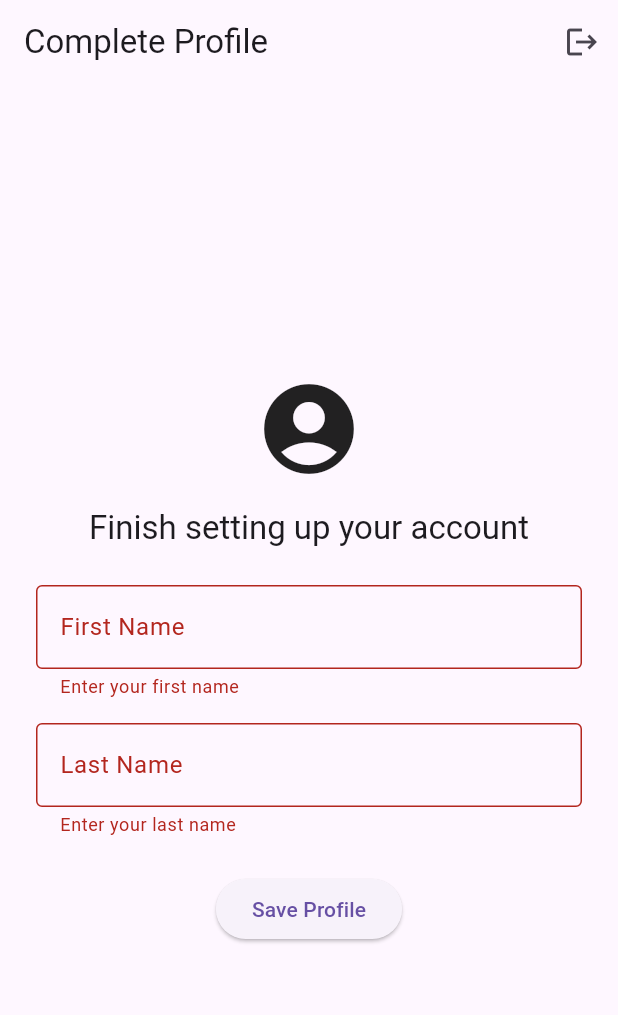
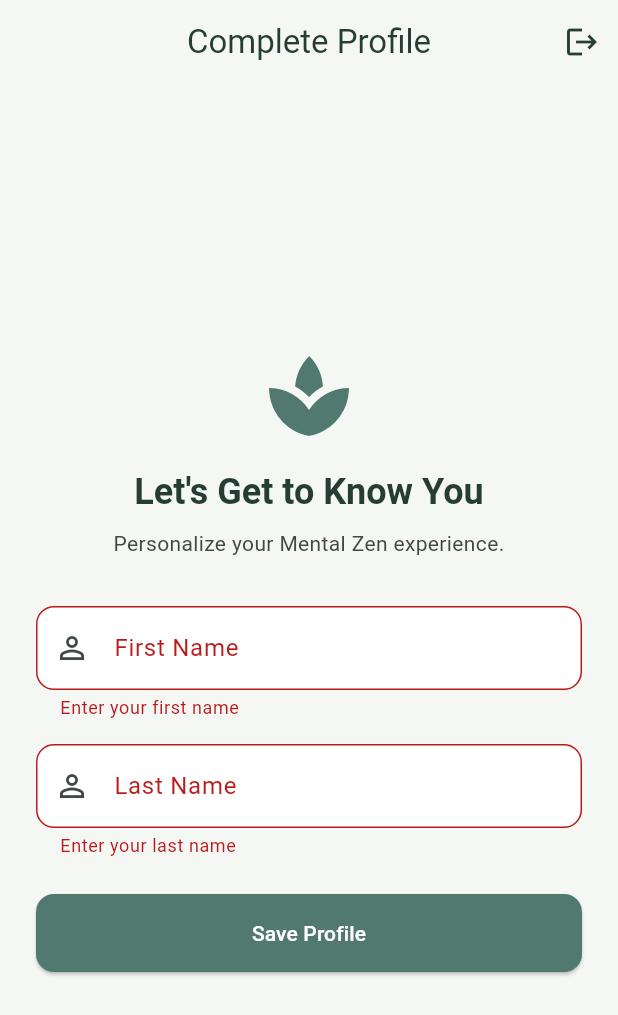
Before and after one commit to m-beamlak04/mental_zen, a Flutter app: the screen it shows once a user with an empty profile is signed in, after a tap on "Save Profile", on a phone screen of 412 x 824 dp. Shown: the top 1015 px of the screen. Run offline on Flutter 3.47's test engine with Material 3 defaults, Android fonts, the phone set to English and light mode, and no system bars; our stand-ins replace cloud_firestore, firebase_auth, firebase_core, google_sign_in; accounts and stored records are empty.

Commit message:
Establish Mental Zen theme and redesign authentication screens

```diff
--- a/lib/auth/login_screen.dart
+++ b/lib/auth/login_screen.dart
@@ -129,8 +129,10 @@ class _LoginScreenState extends State<LoginScreen> {
 
   @override
   Widget build(BuildContext context) {
+    final theme = Theme.of(context);
+
     return Scaffold(
-      appBar: AppBar(title: const Text('Mental Zen Login')),
+      appBar: AppBar(title: const Text('Mental Zen')),
       body: Center(
         child: SingleChildScrollView(
           padding: const EdgeInsets.all(24),
@@ -138,20 +140,32 @@ class _LoginScreenState extends State<LoginScreen> {
             key: _formKey,
             child: Column(
               mainAxisSize: MainAxisSize.min,
+              crossAxisAlignment: CrossAxisAlignment.stretch,
               children: [
-                const Icon(Icons.spa, size: 64),
-                const SizedBox(height: 20),
-                const Text(
-                  'Welcome Back',
-                  style: TextStyle(fontSize: 26, fontWeight: FontWeight.bold),
+                Icon(Icons.spa, size: 64, color: theme.colorScheme.primary),
+                const SizedBox(height: 16),
+                Text(
+                  'Find Your Balance',
+                  textAlign: TextAlign.center,
+                  style: theme.textTheme.headlineSmall?.copyWith(
+                    fontWeight: FontWeight.bold,
+                  ),
                 ),
-                const SizedBox(height: 24),
+                const SizedBox(height: 8),
+                Text(
+                  'Take a moment for yourself today.',
+                  textAlign: TextAlign.center,
+                  style: theme.textTheme.bodyMedium?.copyWith(
+                    color: theme.colorScheme.onSurfaceVariant,
+                  ),
+                ),
+                const SizedBox(height: 32),
                 TextFormField(
                   controller: _email,
                   keyboardType: TextInputType.emailAddress,
                   decoration: const InputDecoration(
                     labelText: 'Email',
-                    border: OutlineInputBorder(),
+                    prefixIcon: Icon(Icons.email_outlined),
                   ),
                   validator: (value) {
                     if (value == null || value.trim().isEmpty) {
@@ -170,7 +184,7 @@ class _LoginScreenState extends State<LoginScreen> {
                   obscureText: true,
                   decoration: const InputDecoration(
                     labelText: 'Password',
-                    border: OutlineInputBorder(),
+                    prefixIcon: Icon(Icons.lock_outline),
                   ),
                   validator: (value) {
                     if (value == null || value.isEmpty) {
@@ -186,21 +200,41 @@ class _LoginScreenState extends State<LoginScreen> {
                     child: const Text('Forgot Password?'),
                   ),
                 ),
-                const SizedBox(height: 24),
+                const SizedBox(height: 16),
                 ElevatedButton(
                   onPressed: _busy ? null : _submit,
                   child: _busy
-                      ? const CircularProgressIndicator()
+                      ? const SizedBox(
+                          width: 22,
+                          height: 22,
+                          child: CircularProgressIndicator(strokeWidth: 2),
+                        )
                       : const Text('Sign In'),
                 ),
-                const SizedBox(height: 16),
-                const Text('OR'),
-                const SizedBox(height: 16),
+                const SizedBox(height: 20),
+                const Row(
+                  children: [
+                    Expanded(child: Divider()),
+                    Padding(
+                      padding: EdgeInsets.symmetric(horizontal: 16),
+                      child: Text('OR'),
+                    ),
+                    Expanded(child: Divider()),
+                  ],
+                ),
+                const SizedBox(height: 20),
                 OutlinedButton.icon(
                   onPressed: _busy ? null : _signInWithGoogle,
                   icon: const Icon(Icons.login),
                   label: const Text('Continue with Google'),
+                  style: OutlinedButton.styleFrom(
+                    padding: const EdgeInsets.symmetric(vertical: 16),
+                    shape: RoundedRectangleBorder(
+                      borderRadius: BorderRadius.circular(12),
+                    ),
+                  ),
                 ),
+                const SizedBox(height: 12),
                 TextButton(
                   onPressed: _busy
                       ? null
--- a/lib/auth/register_screen.dart
+++ b/lib/auth/register_screen.dart
@@ -122,6 +122,8 @@ class _RegisterScreenState extends State<RegisterScreen> {
 
   @override
   Widget build(BuildContext context) {
+    final theme = Theme.of(context);
+
     return Scaffold(
       appBar: AppBar(title: const Text('Create Account')),
       body: Center(
@@ -131,40 +133,54 @@ class _RegisterScreenState extends State<RegisterScreen> {
             key: _formKey,
             child: Column(
               mainAxisSize: MainAxisSize.min,
+              crossAxisAlignment: CrossAxisAlignment.stretch,
               children: [
-                const Text(
-                  'Join Mental Zen',
-                  style: TextStyle(fontSize: 26, fontWeight: FontWeight.bold),
+                Icon(Icons.spa, size: 56, color: theme.colorScheme.primary),
+                const SizedBox(height: 16),
+                Text(
+                  'Begin Your Journey',
+                  textAlign: TextAlign.center,
+                  style: theme.textTheme.headlineSmall?.copyWith(
+                    fontWeight: FontWeight.bold,
+                  ),
                 ),
-                const SizedBox(height: 24),
+                const SizedBox(height: 8),
+                Text(
+                  'Create your personal space for reflection and growth.',
+                  textAlign: TextAlign.center,
+                  style: theme.textTheme.bodyMedium?.copyWith(
+                    color: theme.colorScheme.onSurfaceVariant,
+                  ),
+                ),
+                const SizedBox(height: 32),
                 TextFormField(
                   controller: _firstName,
                   decoration: const InputDecoration(
                     labelText: 'First Name',
-                    border: OutlineInputBorder(),
+                    prefixIcon: Icon(Icons.person_outline),
                   ),
                   validator: (value) => value == null || value.trim().isEmpty
                       ? 'First name is required.'
                       : null,
                 ),
-                const SizedBox(height: 12),
+                const SizedBox(height: 16),
                 TextFormField(
                   controller: _lastName,
                   decoration: const InputDecoration(
                     labelText: 'Last Name',
-                    border: OutlineInputBorder(),
+                    prefixIcon: Icon(Icons.person_outline),
                   ),
                   validator: (value) => value == null || value.trim().isEmpty
                       ? 'Last name is required.'
                       : null,
                 ),
-                const SizedBox(height: 12),
+                const SizedBox(height: 16),
                 TextFormField(
                   controller: _email,
                   keyboardType: TextInputType.emailAddress,
                   decoration: const InputDecoration(
                     labelText: 'Email',
-                    border: OutlineInputBorder(),
+                    prefixIcon: Icon(Icons.email_outlined),
                   ),
                   validator: (value) {
                     if (value == null || value.trim().isEmpty) {
@@ -177,13 +193,13 @@ class _RegisterScreenState extends State<RegisterScreen> {
                     return null;
                   },
                 ),
-                const SizedBox(height: 12),
+                const SizedBox(height: 16),
                 TextFormField(
                   controller: _password,
                   obscureText: true,
                   decoration: const InputDecoration(
                     labelText: 'Password',
-                    border: OutlineInputBorder(),
+                    prefixIcon: Icon(Icons.lock_outline),
                   ),
                   validator: (value) {
                     if (value == null || value.length < 6) {
@@ -192,13 +208,13 @@ class _RegisterScreenState extends State<RegisterScreen> {
                     return null;
                   },
                 ),
-                const SizedBox(height: 12),
+                const SizedBox(height: 16),
                 TextFormField(
                   controller: _confirmPassword,
                   obscureText: true,
                   decoration: const InputDecoration(
                     labelText: 'Confirm Password',
-                    border: OutlineInputBorder(),
+                    prefixIcon: Icon(Icons.lock_outline),
                   ),
                   validator: (value) {
                     if (value != _password.text) {
@@ -211,10 +227,14 @@ class _RegisterScreenState extends State<RegisterScreen> {
                 ElevatedButton(
                   onPressed: _busy ? null : _submit,
                   child: _busy
-                      ? const CircularProgressIndicator()
-                      : const Text('Register'),
+                      ? const SizedBox(
+                          width: 22,
+                          height: 22,
+                          child: CircularProgressIndicator(strokeWidth: 2),
+                        )
+                      : const Text('Create Account'),
                 ),
-                const SizedBox(height: 16),
+                const SizedBox(height: 12),
                 TextButton(
                   onPressed: _busy ? null : () => Navigator.pop(context),
                   child: const Text('Already have an account? Sign In'),
--- a/lib/main.dart
+++ b/lib/main.dart
@@ -3,6 +3,7 @@ import 'package:firebase_core/firebase_core.dart';
 
 import 'firebase_options.dart';
 import 'auth/auth_gate.dart';
+import 'theme/app_theme.dart';
 
 Future<void> main() async {
   WidgetsFlutterBinding.ensureInitialized();
@@ -17,10 +18,11 @@ class MentalZenApp extends StatelessWidget {
 
   @override
   Widget build(BuildContext context) {
-    return const MaterialApp(
+    return MaterialApp(
       title: 'Mental Zen',
       debugShowCheckedModeBanner: false,
-      home: AuthGate(),
+      theme: AppTheme.lightTheme,
+      home: const AuthGate(),
     );
   }
 }
--- a/lib/profile/complete_profile_screen.dart
+++ b/lib/profile/complete_profile_screen.dart
@@ -65,6 +65,8 @@ class _CompleteProfileScreenState extends State<CompleteProfileScreen> {
 
   @override
   Widget build(BuildContext context) {
+    final theme = Theme.of(context);
+
     return Scaffold(
       appBar: AppBar(
         title: const Text('Complete Profile'),
@@ -83,19 +85,31 @@ class _CompleteProfileScreenState extends State<CompleteProfileScreen> {
             key: _formKey,
             child: Column(
               mainAxisSize: MainAxisSize.min,
+              crossAxisAlignment: CrossAxisAlignment.stretch,
               children: [
-                const Icon(Icons.account_circle, size: 72),
+                Icon(Icons.spa, size: 64, color: theme.colorScheme.primary),
                 const SizedBox(height: 16),
                 Text(
-                  'Finish setting up your account',
-                  style: Theme.of(context).textTheme.titleLarge,
+                  "Let's Get to Know You",
+                  textAlign: TextAlign.center,
+                  style: theme.textTheme.headlineSmall?.copyWith(
+                    fontWeight: FontWeight.bold,
+                  ),
                 ),
-                const SizedBox(height: 24),
+                const SizedBox(height: 8),
+                Text(
+                  'Personalize your Mental Zen experience.',
+                  textAlign: TextAlign.center,
+                  style: theme.textTheme.bodyMedium?.copyWith(
+                    color: theme.colorScheme.onSurfaceVariant,
+                  ),
+                ),
+                const SizedBox(height: 32),
                 TextFormField(
                   controller: _firstName,
                   decoration: const InputDecoration(
                     labelText: 'First Name',
-                    border: OutlineInputBorder(),
+                    prefixIcon: Icon(Icons.person_outline),
                   ),
                   validator: (value) => value == null || value.trim().isEmpty
                       ? 'Enter your first name'
@@ -106,7 +120,7 @@ class _CompleteProfileScreenState extends State<CompleteProfileScreen> {
                   controller: _lastName,
                   decoration: const InputDecoration(
                     labelText: 'Last Name',
-                    border: OutlineInputBorder(),
+                    prefixIcon: Icon(Icons.person_outline),
                   ),
                   validator: (value) => value == null || value.trim().isEmpty
                       ? 'Enter your last name'
@@ -115,7 +129,13 @@ class _CompleteProfileScreenState extends State<CompleteProfileScreen> {
                 const SizedBox(height: 24),
                 ElevatedButton(
                   onPressed: _busy ? null : _saveProfile,
-                  child: Text(_busy ? 'Saving...' : 'Save Profile'),
+                  child: _busy
+                      ? const SizedBox(
+                          width: 22,
+                          height: 22,
+                          child: CircularProgressIndicator(strokeWidth: 2),
+                        )
+                      : const Text('Save Profile'),
                 ),
               ],
             ),
--- /dev/null
+++ b/lib/theme/app_theme.dart
@@ -0,0 +1,55 @@
+import 'package:flutter/material.dart';
+
+class AppTheme {
+  static const Color primary = Color(0xFF52796F);
+  static const Color secondary = Color(0xFF84A98C);
+  static const Color accent = Color(0xFFCAD2C5);
+  static const Color background = Color(0xFFF5F7F4);
+  static const Color surface = Color(0xFFFFFFFF);
+  static const Color textColor = Color(0xFF263D35);
+
+  static final ThemeData lightTheme = ThemeData(
+    useMaterial3: true,
+
+    colorScheme: ColorScheme.fromSeed(
+      seedColor: primary,
+      primary: primary,
+      secondary: secondary,
+      surface: surface,
+      onPrimary: Colors.white,
+      onSurface: textColor,
+    ),
+
+    scaffoldBackgroundColor: background,
+
+    appBarTheme: const AppBarTheme(
+      backgroundColor: background,
+      foregroundColor: textColor,
+      centerTitle: true,
+      elevation: 0,
+    ),
+
+    elevatedButtonTheme: ElevatedButtonThemeData(
+      style: ElevatedButton.styleFrom(
+        backgroundColor: primary,
+        foregroundColor: Colors.white,
+        padding: const EdgeInsets.symmetric(horizontal: 24, vertical: 16),
+        shape: RoundedRectangleBorder(borderRadius: BorderRadius.circular(12)),
+      ),
+    ),
+
+    inputDecorationTheme: InputDecorationTheme(
+      filled: true,
+      fillColor: surface,
+      border: OutlineInputBorder(borderRadius: BorderRadius.circular(12)),
+      enabledBorder: OutlineInputBorder(
+        borderRadius: BorderRadius.circular(12),
+        borderSide: const BorderSide(color: accent),
+      ),
+      focusedBorder: OutlineInputBorder(
+        borderRadius: BorderRadius.circular(12),
+        borderSide: const BorderSide(color: primary, width: 2),
+      ),
+    ),
+  );
+}
```
